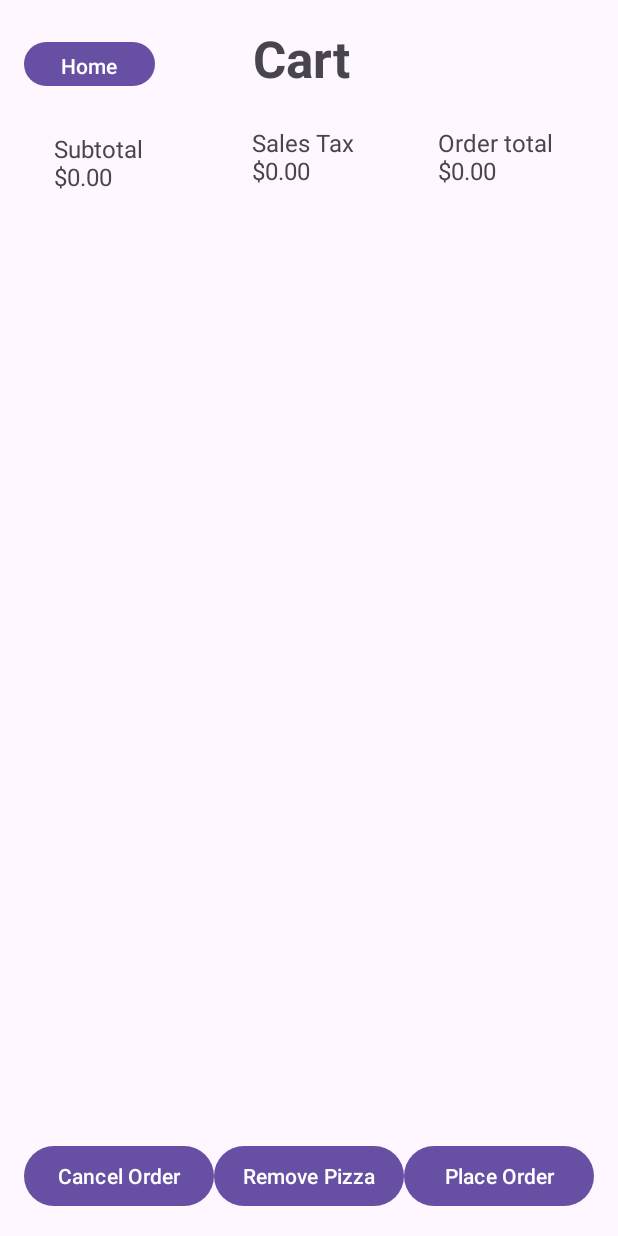
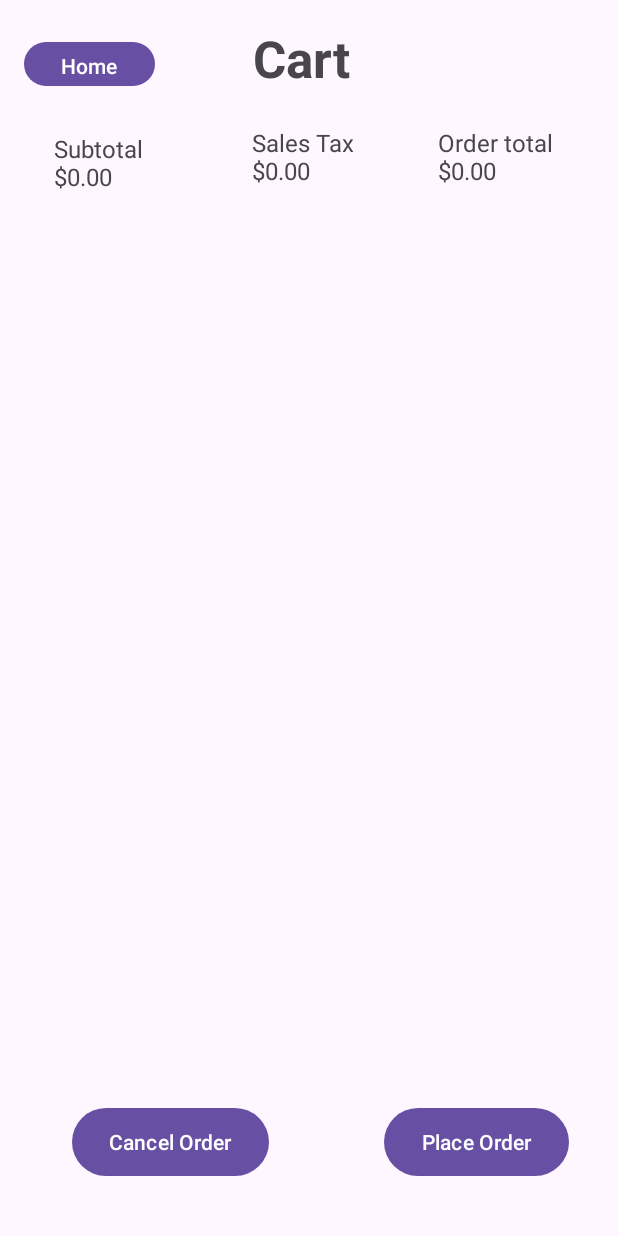
Before and after one commit to moisesfromthebible/RUPizzeria2, an Android app: the CartActivity screen opened directly, with no data from a screen before it, on a phone screen of 412 x 824 dp. Run offline under Robolectric (Android 15) with nearby library versions, the phone set to English and light mode, and no system bars.

Commit message:
Revert "pizza images"
This reverts commit 164dc3b3b3039d9fdb0e25e02f78a348ac507033.

```diff
--- a/app/src/main/res/layout/activity_cart.xml
+++ b/app/src/main/res/layout/activity_cart.xml
@@ -1,6 +1,5 @@
 <?xml version="1.0" encoding="utf-8"?>
-<androidx.constraintlayout.widget.ConstraintLayout
-    xmlns:android="http://schemas.android.com/apk/res/android"
+<androidx.constraintlayout.widget.ConstraintLayout xmlns:android="http://schemas.android.com/apk/res/android"
     xmlns:app="http://schemas.android.com/apk/res-auto"
     xmlns:tools="http://schemas.android.com/tools"
     android:layout_width="match_parent"
@@ -63,50 +62,37 @@
         app:layout_constraintStart_toStartOf="parent"
         app:layout_constraintTop_toTopOf="parent" />
 
+    <Button
+        android:id="@+id/cancelOrder"
+        android:layout_width="131dp"
+        android:layout_height="53dp"
+        android:layout_marginStart="48dp"
+        android:layout_marginBottom="36dp"
+        android:text="Cancel Order"
+        app:layout_constraintBottom_toBottomOf="parent"
+        app:layout_constraintStart_toStartOf="parent" />
+
+    <Button
+        android:id="@+id/placeOrder"
+        android:layout_width="123dp"
+        android:layout_height="53dp"
+        android:layout_marginStart="256dp"
+        android:layout_marginBottom="36dp"
+        android:text="Place Order"
+        app:layout_constraintBottom_toBottomOf="parent"
+        app:layout_constraintStart_toStartOf="parent" />
+
     <ListView
         android:id="@+id/pizzaListView"
-        android:layout_width="match_parent"
-        android:layout_height="0dp"
-        android:layout_margin="16dp"
-        app:layout_constraintTop_toBottomOf="@id/textView8"
-        app:layout_constraintBottom_toTopOf="@id/container"/>
-
-    <LinearLayout
-        android:id="@+id/container"
-        android:layout_width="match_parent"
-        android:layout_height="wrap_content"
-        android:orientation="horizontal"
-        android:layout_margin="16dp"
+        android:layout_width="377dp"
+        android:layout_height="474dp"
+        android:layout_marginStart="17dp"
+        android:layout_marginTop="143dp"
+        android:layout_marginEnd="17dp"
+        android:layout_marginBottom="114dp"
         app:layout_constraintBottom_toBottomOf="parent"
+        app:layout_constraintEnd_toEndOf="parent"
         app:layout_constraintStart_toStartOf="parent"
-        app:layout_constraintEnd_toEndOf="parent">
-
-
-    <Button
-        android:id="@+id/cancelOrder"
-        android:layout_width="0dp"
-        android:layout_height="match_parent"
-        android:layout_weight="1"
-        android:padding="8dp"
-        android:text="Cancel Order" />
-
-    <Button
-        android:id="@+id/removePizza"
-        android:layout_width="0dp"
-        android:layout_height="match_parent"
-        android:layout_weight="1"
-        android:padding="8dp"
-        android:text="Remove Pizza" />
-
-        <Button
-            android:id="@+id/placeOrder"
-            android:layout_width="0dp"
-            android:layout_height="match_parent"
-            android:layout_weight="1"
-            android:padding="8dp"
-            android:text="Place Order" />
-
-
-    </LinearLayout>
+        app:layout_constraintTop_toTopOf="parent" />
 
 </androidx.constraintlayout.widget.ConstraintLayout>
```
